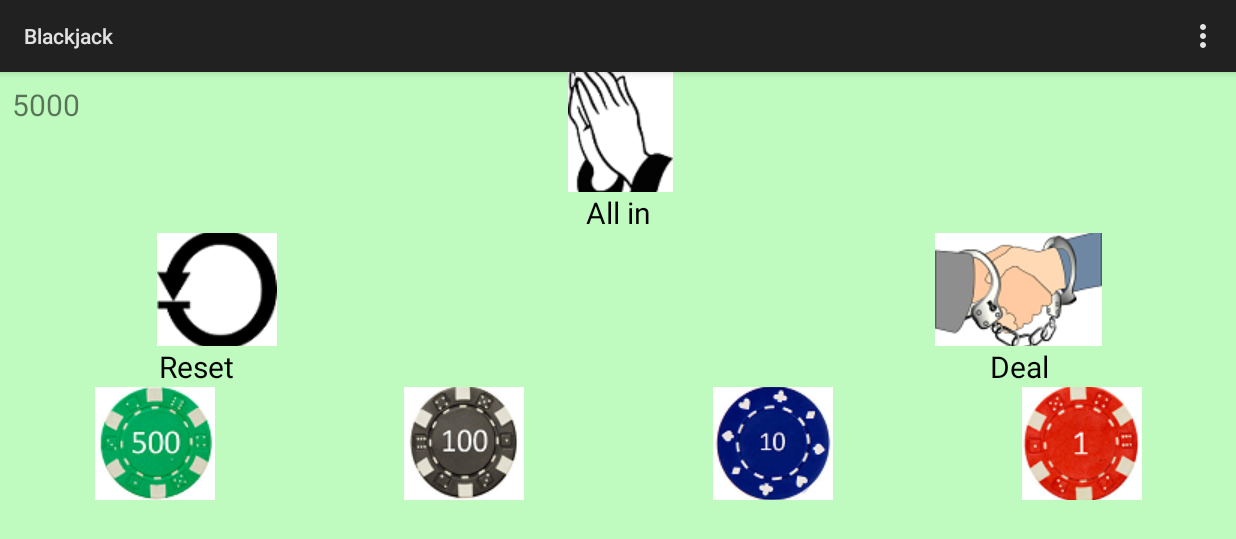
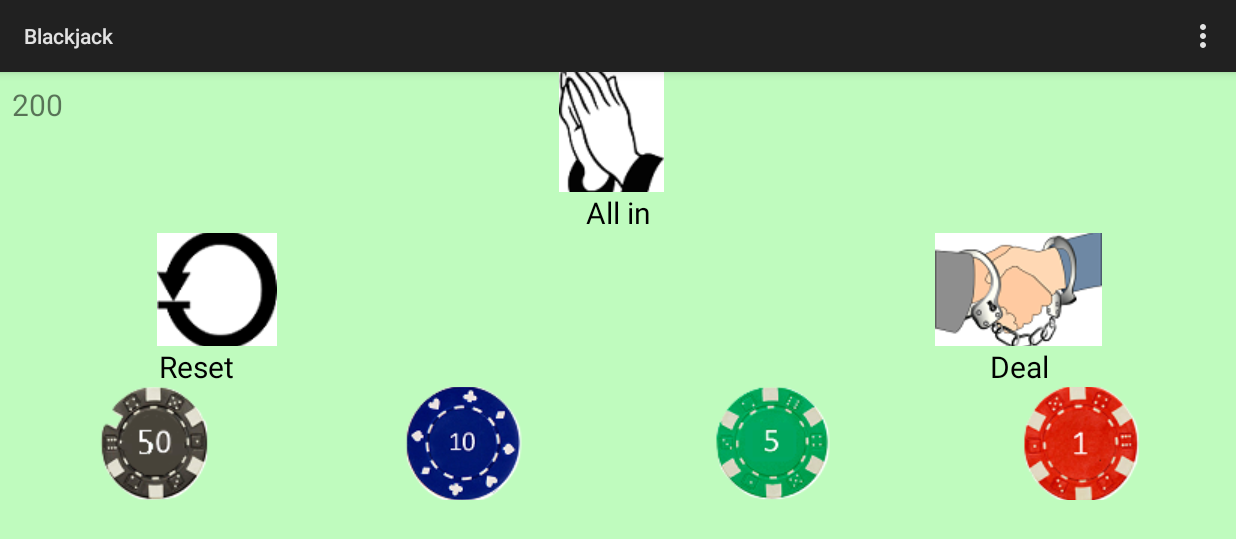
Before and after one commit to lyanesgarcia/Blackjack, an Android app: the screen it shows after launch (MainActivity), on a phone screen of 824 x 412 dp (held sideways). Shown: the top 539 px of the screen. Run offline under Robolectric (Android 15) with nearby library versions, the phone set to English and light mode, and no system bars.

Commit message:
blackjack

```diff
--- a/app/src/main/java/com/yanes/blackjack/MainActivity.java
+++ b/app/src/main/java/com/yanes/blackjack/MainActivity.java
@@ -21,7 +21,7 @@ public class MainActivity extends Activity implements View.OnClickListener {
     public static String SGameMoney = "smoney";
     public static String STotalMoney = "tmoney";
 
-    private int total_money=5000;
+    private int total_money=200;
     private int game_money=0;
 
 
@@ -37,9 +37,9 @@ public class MainActivity extends Activity implements View.OnClickListener {
         button2.setOnClickListener(this);
         ImageButton button3 = (ImageButton) findViewById(R.id.breset);
         button3.setOnClickListener(this);
-        ImageButton button4 = (ImageButton) findViewById(R.id.b500);
+        ImageButton button4 = (ImageButton) findViewById(R.id.b5);
         button4.setOnClickListener(this);
-        ImageButton button5 = (ImageButton) findViewById(R.id.b100);
+        ImageButton button5 = (ImageButton) findViewById(R.id.b50);
         button5.setOnClickListener(this);
         ImageButton button6 = (ImageButton) findViewById(R.id.b10);
         button6.setOnClickListener(this);
@@ -84,15 +84,15 @@ public class MainActivity extends Activity implements View.OnClickListener {
             game_money=0;
             image.setImageResource(0);
 
-        } else if (view.getId() == R.id.b500 && total_money>=500) {
+        } else if (view.getId() == R.id.b5 && total_money>=5) {
 
-            image.setImageResource(R.drawable.fivehundred);
-            total_money=total_money-500;
-            game_money=game_money+500;
-        } else if (view.getId() == R.id.b100 && total_money>=100) {
-            image.setImageResource(R.drawable.onehundred);
-            total_money=total_money-100;
-            game_money=game_money+100;
+            image.setImageResource(R.drawable.five);
+            total_money=total_money-5;
+            game_money=game_money+5;
+        } else if (view.getId() == R.id.b50 && total_money>=50) {
+            image.setImageResource(R.drawable.fifty);
+            total_money=total_money-50;
+            game_money=game_money+50;
         } else if (view.getId() == R.id.b10 && total_money>=10) {
             image.setImageResource(R.drawable.ten);
             total_money=total_money-10;
--- a/app/src/main/res/layout-land/activity_main.xml
+++ b/app/src/main/res/layout-land/activity_main.xml
@@ -23,7 +23,7 @@
         android:layout_marginEnd="8dp"
         android:layout_marginStart="8dp"
         android:layout_marginTop="8dp"
-        android:text="5000"
+        android:text="200"
         android:textSize="20sp"
         android:layout_weight="1" />
 
@@ -120,21 +120,14 @@
         android:layout_height="wrap_content"
         android:weightSum="8">
 
+
         <ImageButton
-            android:id="@+id/b500"
+            android:id="@+id/b50"
             android:layout_width="80dp"
             android:layout_height="75dp"
             android:layout_weight="2"
             android:background="#BFFBBE"
-            android:src="@drawable/fivehundred" />
-
-        <ImageButton
-            android:id="@+id/b100"
-            android:layout_width="80dp"
-            android:layout_height="75dp"
-            android:layout_weight="2"
-            android:background="#BFFBBE"
-            android:src="@drawable/onehundred" />
+            android:src="@drawable/fifty" />
 
         <ImageButton
             android:id="@+id/b10"
@@ -143,6 +136,13 @@
             android:layout_weight="2"
             android:background="#BFFBBE"
             android:src="@drawable/ten" />
+        <ImageButton
+            android:id="@+id/b5"
+            android:layout_width="80dp"
+            android:layout_height="75dp"
+            android:layout_weight="2"
+            android:background="#BFFBBE"
+            android:src="@drawable/five" />
 
         <ImageButton
             android:id="@+id/b1"
```
Also changed, not shown: app/src/main/java/com/yanes/blackjack/Play.java (+5 -5 lines), app/src/main/res/drawable/fifty.PNG (added), app/src/main/res/drawable/five.png (added), app/src/main/res/drawable/fivehundred.PNG (deleted), app/src/main/res/drawable/one.PNG, app/src/main/res/drawable/onehundred.PNG (deleted), app/src/main/res/drawable/ten.PNG.
